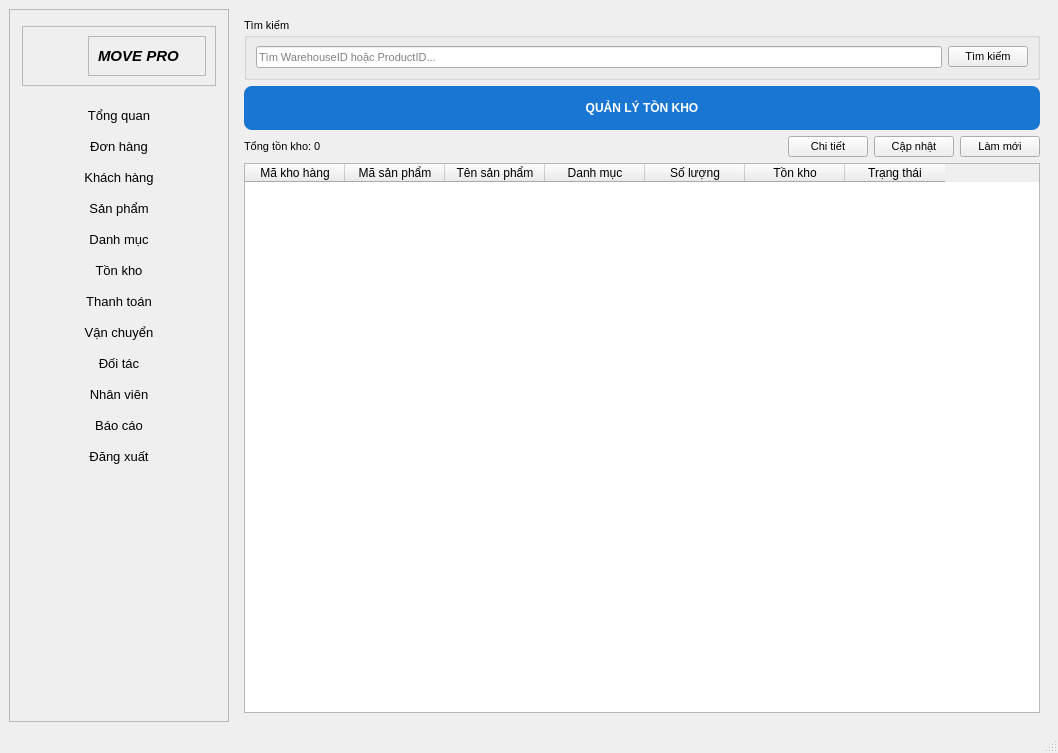
Qt form ui/main_window.ui (thinh-doan/sales-and-warehouse-management-system) before a commit.
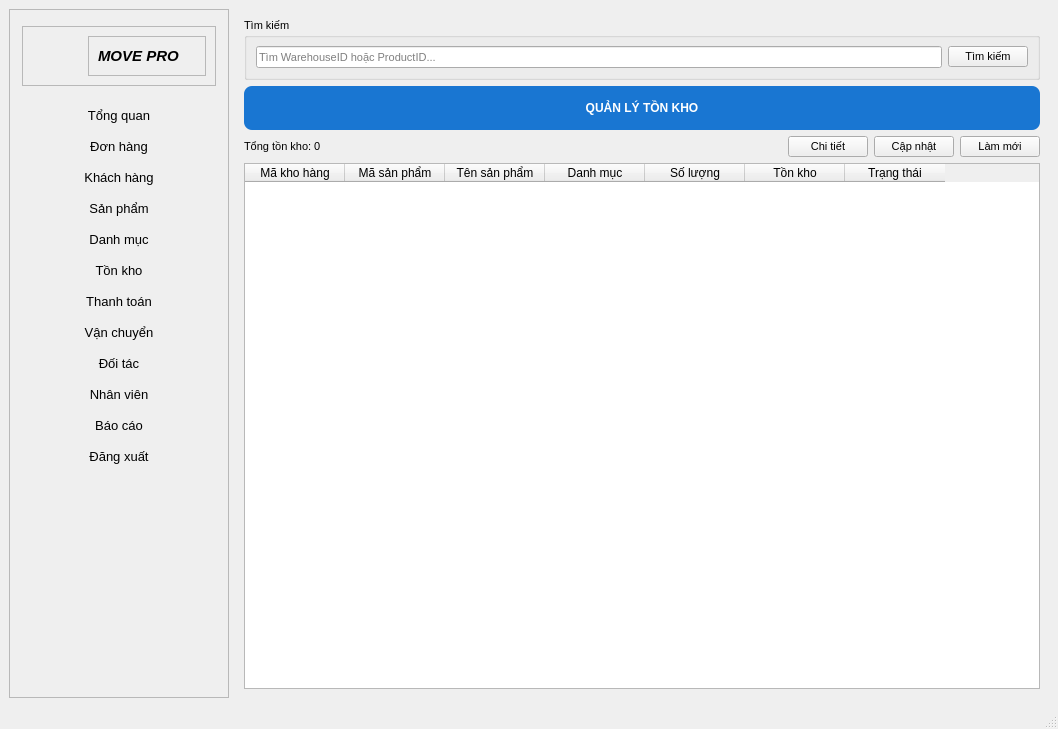
The same form after that commit. The open tabs and pages were chosen to show the change. Icons and pictures are not drawn. Custom widgets are drawn as their Qt base class.

Patch:
```diff
--- a/ui/main_window.ui
+++ b/ui/main_window.ui
@@ -7,7 +7,7 @@
     <x>0</x>
     <y>0</y>
     <width>1058</width>
-    <height>753</height>
+    <height>729</height>
    </rect>
   </property>
   <property name="font">
```
Left out of the diff: 4 changed lines with no effect on the pictures.
